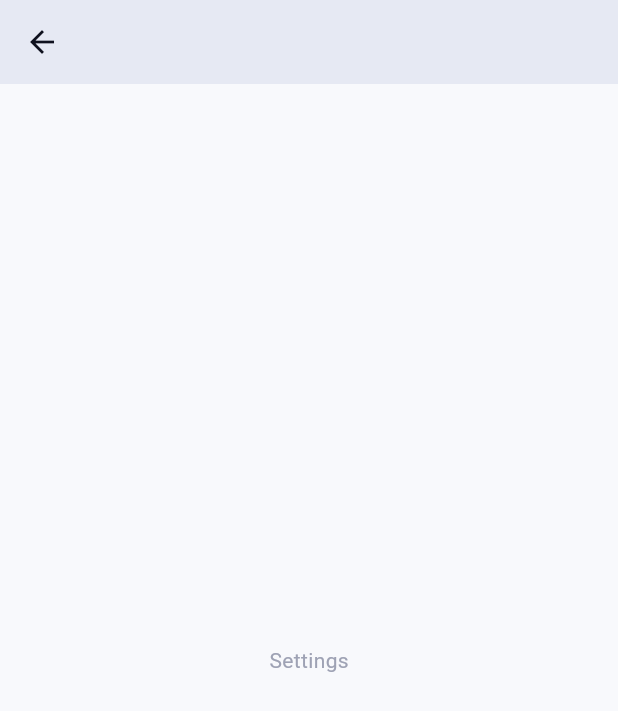
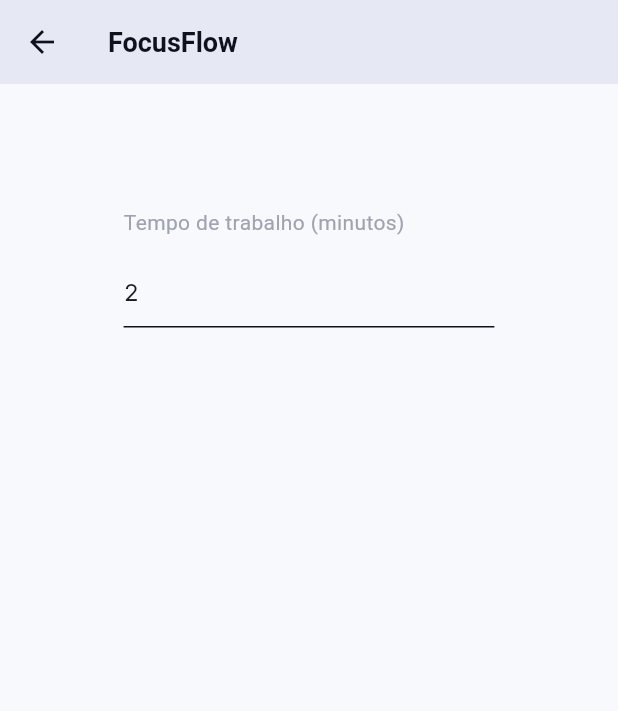
Before and after one commit to rodsilvavieira2/flow_focus, a Flutter app: the SettingsScreen screen opened directly, on a phone screen of 412 x 824 dp. Shown: the top 711 px of the screen. Run offline on Flutter 3.47's test engine with Material 3 defaults, Android fonts, the phone set to English and light mode, and no system bars; our stand-ins replace google_fonts.

Commit message:
Fix import path for SettingsScreen and remove outdated settings file

```diff
--- a/lib/screens/home.dart
+++ b/lib/screens/home.dart
@@ -1,4 +1,4 @@
-import 'package:flow_focus/screens/settins.dart';
+import 'package:flow_focus/screens/settings.dart';
 import 'package:flow_focus/widgets/progesss_bar.dart';
 import 'package:flow_focus/widgets/step_type.dart';
 import 'package:flow_focus/widgets/timer.dart';
--- /dev/null
+++ b/lib/screens/settings.dart
@@ -0,0 +1,87 @@
+import 'package:flutter/material.dart';
+
+class SettingsScreen extends StatelessWidget {
+  const SettingsScreen({super.key});
+
+  @override
+  Widget build(BuildContext context) {
+    return Scaffold(
+      appBar: AppBar(title: const Text('FocusFlow')),
+      body: Center(child: SettingsForm()),
+    );
+  }
+}
+
+class SettingsForm extends StatefulWidget {
+  const SettingsForm({super.key});
+
+  @override
+  State<SettingsForm> createState() {
+    return _SettingsFormState();
+  }
+}
+
+class _SettingsFormState extends State<SettingsForm> {
+  int _workTime = 2;
+  late TextEditingController _workTimeValueController;
+
+  @override
+  void initState() {
+    super.initState();
+    _workTimeValueController = TextEditingController(
+      text: _workTime.toString(),
+    );
+  }
+
+  @override
+  void dispose() {
+    _workTimeValueController.dispose();
+    super.dispose();
+  }
+
+  @override
+  Widget build(BuildContext context) {
+    var padding = MediaQuery.of(context).size.width * 0.20;
+
+    return Padding(
+      padding: EdgeInsets.all(padding),
+      child: Column(
+        children: [
+          _buildNumberInput(
+            label: "Tempo de trabalho (minutos)",
+            controller: _workTimeValueController,
+            onChanged: (value) {
+              setState(() {
+                _workTime = value;
+              });
+            },
+          ),
+        ],
+      ),
+    );
+  }
+
+  _buildNumberInput({
+    required String label,
+    required TextEditingController controller,
+    required ValueChanged<int> onChanged,
+  }) {
+    return Column(
+      crossAxisAlignment: CrossAxisAlignment.start,
+      children: [
+        Text(label),
+        const SizedBox(height: 12),
+        TextField(
+          controller: controller,
+          onChanged: (value) {
+            final newValue = int.tryParse(value);
+
+            if (newValue != null) {
+              onChanged(newValue);
+            }
+          },
+        ),
+      ],
+    );
+  }
+}
--- a/lib/screens/settins.dart
+++ /dev/null
@@ -1,13 +0,0 @@
-import 'package:flutter/material.dart';
-
-class SettingsScreen extends StatelessWidget {
-  const SettingsScreen({super.key});
-
-  @override
-  Widget build(BuildContext context) {
-    return Scaffold(
-      appBar: AppBar(),
-      body: Center(child: Text("Settings")),
-    );
-  }
-}
```
